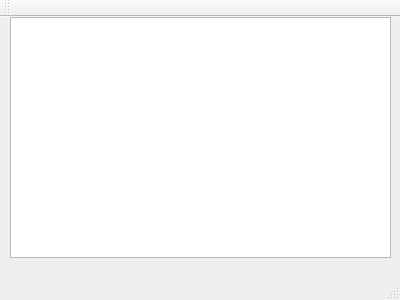
Above: mainwindow.ui from Noneptr/MiniRobotGame before the change. Below: the same form after it.
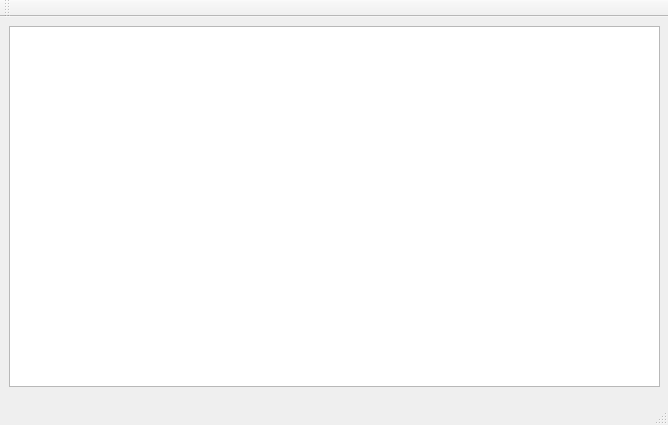
That is the form after the change.

```diff
--- a/mainwindow.ui
+++ b/mainwindow.ui
@@ -6,8 +6,8 @@
    <rect>
     <x>0</x>
     <y>0</y>
-    <width>400</width>
-    <height>300</height>
+    <width>668</width>
+    <height>425</height>
    </rect>
   </property>
   <property name="windowTitle">
@@ -17,12 +17,18 @@
    <widget class="QGraphicsView" name="graphicsView">
     <property name="geometry">
      <rect>
-      <x>10</x>
-      <y>0</y>
-      <width>381</width>
-      <height>241</height>
+      <x>9</x>
+      <y>9</y>
+      <width>651</width>
+      <height>361</height>
      </rect>
     </property>
+    <property name="verticalScrollBarPolicy">
+     <enum>Qt::ScrollBarAlwaysOff</enum>
+    </property>
+    <property name="horizontalScrollBarPolicy">
+     <enum>Qt::ScrollBarAlwaysOff</enum>
+    </property>
    </widget>
   </widget>
   <widget class="QMenuBar" name="menuBar">
```
Left out of the diff: 4 changed lines with no effect on the pictures.
